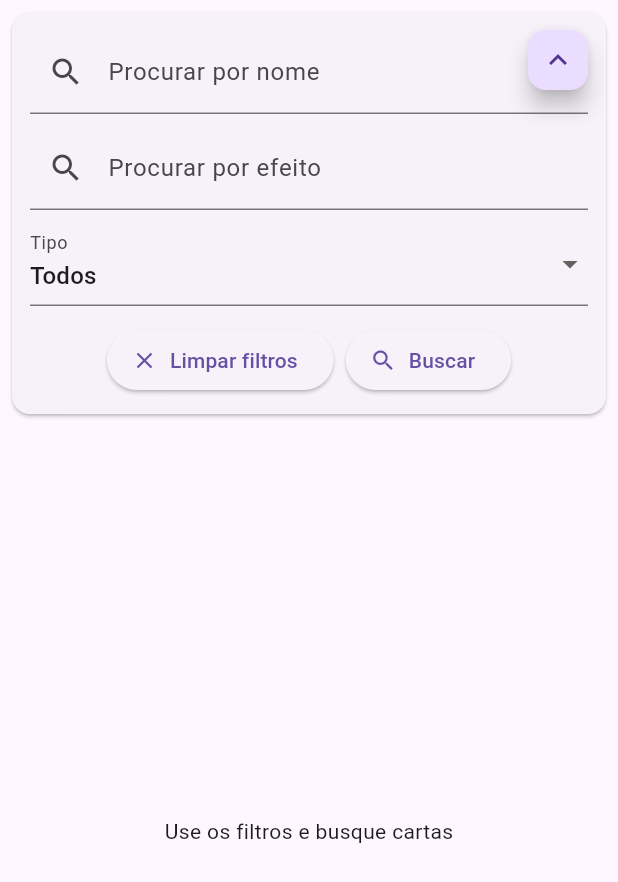
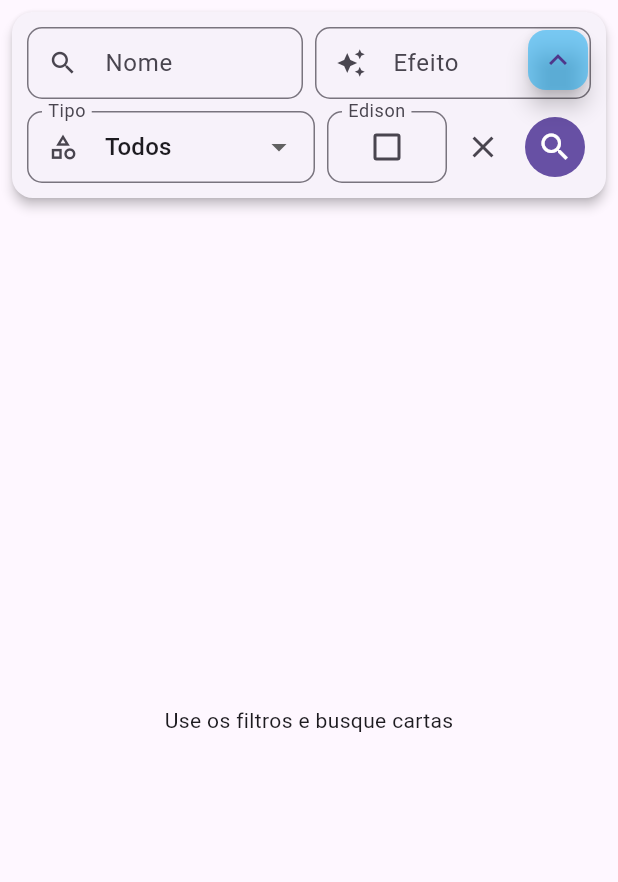
Before and after one commit to fernandofcs123/app_duelo, a Flutter app: the CartasPage2 screen opened directly, on a phone screen of 412 x 824 dp. Shown: the top 882 px of the screen. Run offline on Flutter 3.47's test engine with Material 3 defaults, Android fonts, the phone set to English and light mode, and no system bars; our stand-ins replace lucide_icons; network calls fail.

Commit message:
Melhoria na tela de busca de cards com novos filtros

```diff
--- a/lib/modules/cartas/cartas_page.dart
+++ b/lib/modules/cartas/cartas_page.dart
@@ -21,6 +21,7 @@ class _CartasPageState extends State<CartasPage> {
   String nome = '';
   String efeito = '';
   String tipo = 'Todos';
+  bool edison = false;
 
   bool carregando = false;
   bool mostrarFiltros = true;
@@ -92,12 +93,14 @@ class _CartasPageState extends State<CartasPage> {
                               nome = '';
                               tipo = 'Todos';
                               cartas = [];
+                              edison = false;
                             });
                           },
                           onBuscar: buscarCartas,
                           onNomeChanged: (v) => nome = v,
                           onEfeitoChanged: (v) => efeito = v,
                           onTipoChanged: (v) => tipo = v,
+                          onEdisonChanged: (v) => edison = v,
                         ),
                       ],
                     )
--- a/lib/modules/cartas/cartas_page2.dart
+++ b/lib/modules/cartas/cartas_page2.dart
@@ -21,6 +21,7 @@ class _CartasPageState extends State<CartasPage2> {
   String tipo = 'Todos';
 
   bool carregando = false;
+  bool edison = false;
 
   // Controla se os filtros estão abertos ou fechados
   bool filtrosExpandidos = true;
@@ -34,7 +35,9 @@ class _CartasPageState extends State<CartasPage2> {
 
     final resultado = await api.buscarCartas(
       nome: nome,
+      efeito: efeito,
       tipo: tipo,
+      edison: edison,
     );
 
     setState(() {
@@ -62,14 +65,17 @@ class _CartasPageState extends State<CartasPage2> {
                       onLimpar: () {
                         setState(() {
                           nome = '';
+                          efeito = '';
                           tipo = 'Todos';
                           cartas = [];
+                          edison = false;
                         });
                       },
                         onBuscar: buscarCartas,
                         onNomeChanged: (v) => nome = v,
                         onEfeitoChanged: (v) => efeito = v,
                         onTipoChanged: (v) => tipo = v,
+                        onEdisonChanged: (v) => edison = v,
                       )
                     : const SizedBox.shrink(),
               ),
--- a/lib/modules/cartas/widgets/filtro_cartas_widget.dart
+++ b/lib/modules/cartas/widgets/filtro_cartas_widget.dart
@@ -7,6 +7,7 @@ class FiltroCartasWidget extends StatefulWidget {
   final ValueChanged<String> onNomeChanged;
   final ValueChanged<String> onEfeitoChanged;
   final ValueChanged<String> onTipoChanged;
+  final ValueChanged<bool> onEdisonChanged;
 
   const FiltroCartasWidget({
     super.key,
@@ -15,45 +16,120 @@ class FiltroCartasWidget extends StatefulWidget {
     required this.onNomeChanged,
     required this.onEfeitoChanged,
     required this.onTipoChanged,
+    required this.onEdisonChanged,
   });
 
   @override
+
   State<FiltroCartasWidget> createState() => _FiltroCartasWidgetState();
 }
 
+
 class _FiltroCartasWidgetState extends State<FiltroCartasWidget> {
+  final TextEditingController _nomeController = TextEditingController();
+  final TextEditingController _efeitoController = TextEditingController();
+
   String _tipoSelecionado = 'Todos';
+  bool _edison = false;
+
+  void dispose() {
+    _nomeController.dispose();
+    _efeitoController.dispose();
+    super.dispose();
+  }
+
+  void _limparFiltros() {
+    _nomeController.clear();
+    _efeitoController.clear();
+
+    setState(() {
+      _tipoSelecionado = 'Todos';
+      _edison = false;
+    });
+    widget.onLimpar();
+  }
+
 
   @override
   Widget build(BuildContext context) {
     return Card(
-      margin: const EdgeInsets.all(8),
+      margin: const EdgeInsets.fromLTRB(8, 8, 8, 4),
+      elevation: 3,
+      shape: RoundedRectangleBorder(
+        borderRadius: BorderRadius.circular(14),
+      ),
       child: Padding(
-        padding: const EdgeInsets.all(12),
+        padding: const EdgeInsets.all(10),
         child: Column(
           children: [
-            TextField(
-              decoration: const InputDecoration(
-                labelText: "Procurar por nome",
-                prefixIcon: Icon(Icons.search),
+            Row(
+              children: [
+                Expanded(
+                  child: TextField(
+                    controller: _nomeController,
+                    decoration: InputDecoration(
+                      labelText: 'Nome',
+                      prefixIcon: const Icon(Icons.search, size: 20,),
+                      isDense: true,
+                      contentPadding: const EdgeInsets.symmetric(
+                        horizontal: 10,
+                        vertical: 10,
+                      ),
+                      border: OutlineInputBorder(
+                        borderRadius: BorderRadius.circular(10),
+                      ),
                     ),
                     onChanged: widget.onNomeChanged,
+                  ),
+                ),
+                const SizedBox(width: 8),
+
+                Expanded(
+                  child: TextField(
+                    controller: _efeitoController,
+                    decoration: InputDecoration(
+                      labelText: 'Efeito',
+                      prefixIcon: const Icon(Icons.auto_awesome, size: 20),
+                      isDense: true,
+                      contentPadding: const EdgeInsets.symmetric(
+                        horizontal: 10,
+                        vertical: 10,
+                      ),
+                      border: OutlineInputBorder(
+                        borderRadius: BorderRadius.circular(10),
+                      ),
+                    ),
+                    onChanged: widget.onEfeitoChanged,
+                  ),
+                ),
+              ],
             ),
 
             const SizedBox(height: 8),
 
-            TextField(
-              decoration: const InputDecoration(
-                labelText: "Procurar por efeito",
-                prefixIcon: Icon(Icons.search),
+
+
+            Row(
+              children: [
+                Expanded(
+                  child: DropdownButtonFormField<String>(
+                    value: _tipoSelecionado,
+                    isDense: true,
+                    isExpanded: true,
+                    decoration: InputDecoration(
+                      labelText: 'Tipo',
+                      prefixIcon: const Icon(
+                        Icons.category_outlined,
+                        size: 20,
                       ),
-              onChanged: widget.onEfeitoChanged,
+                      contentPadding: const EdgeInsets.symmetric(
+                        horizontal: 10,
+                        vertical: 8,
                       ),
-
-            const SizedBox(height: 8),
-
-            DropdownButtonFormField<String>(
-              value: _tipoSelecionado,
+                      border: OutlineInputBorder(
+                        borderRadius: BorderRadius.circular(10),
+                      )
+                    ),
                     items: const [
                       DropdownMenuItem(
                         value: "Todos",
@@ -61,7 +137,7 @@ class _FiltroCartasWidgetState extends State<FiltroCartasWidget> {
                       ),
                       DropdownMenuItem(
                         value: "Monster",
-                  child: Text('Monstro'),
+                        child: Text('Monster'),
                       ),
                       DropdownMenuItem(
                         value: "Spell Card",
@@ -81,29 +157,42 @@ class _FiltroCartasWidgetState extends State<FiltroCartasWidget> {
 
                       widget.onTipoChanged(v);
                     },
-              decoration: const InputDecoration(
-                labelText: 'Tipo',
                   ),
                 ),
-
-            const SizedBox(height: 12),
-
-            // BOTÕES
-            Row(
-              mainAxisAlignment: MainAxisAlignment.center,
-              children: [
-                ElevatedButton.icon(
-                  onPressed: widget.onLimpar,
-                  icon: const Icon(Icons.clear),
-                  label: const Text('Limpar filtros'),
+                const SizedBox(width: 8,),
+                SizedBox(
+                  width: 80,
+                  child: InputDecorator(
+                    decoration: InputDecoration(
+                      labelText: 'Edison',
+                      border: OutlineInputBorder(
+                        borderRadius: BorderRadius.circular(10),
                       ),
-
-                const SizedBox(width: 8),
-
-                ElevatedButton.icon(
+                      contentPadding: const EdgeInsets.symmetric(
+                        horizontal: 10,
+                        vertical: 0,
+                      ),
+                    ),
+                    child: Checkbox(
+                      value: _edison,
+                      onChanged: (value) {
+                        setState(() {
+                          _edison = value ?? false;
+                        });
+                        widget.onEdisonChanged(_edison);
+                      },
+                    ),
+                  ),
+                ),
+                IconButton(
+                  tooltip: 'Limpar Filtros',
+                  onPressed: _limparFiltros,
+                  icon: const Icon(Icons.clear)
+                ),
+                IconButton.filled(
+                  tooltip: 'Buscar',
                   onPressed: widget.onBuscar,
                   icon: const Icon(Icons.search),
-                  label: const Text('Buscar'),
                 ),
               ],
             ),
--- a/lib/modules/cartas/widgets/filtro_toggle_widget.dart
+++ b/lib/modules/cartas/widgets/filtro_toggle_widget.dart
@@ -14,6 +14,7 @@ class FiltroToggleWidget extends StatelessWidget {
   Widget build(BuildContext context) {
     return FloatingActionButton.small(
       onPressed: onToggle,
+      backgroundColor: Colors.lightBlue.withOpacity(0.5),
       child: Icon(
         expandido
             ? Icons.keyboard_arrow_up
```
Also changed, not shown: lib/modules/cartas/detalhe_carta/card_details_page.dart (+14 -5 lines), lib/services/yugioh_api_service.dart (+28 -4 lines). Lines whose indentation alone changed are shown as unchanged.
